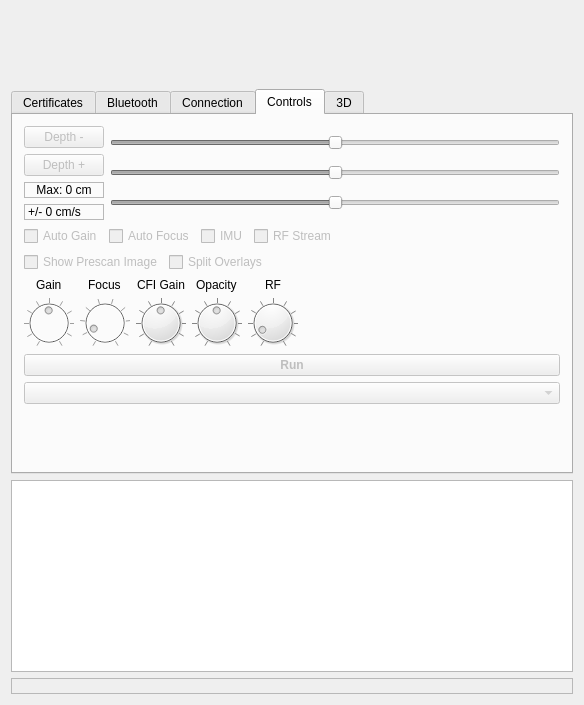
Above: examples/solum_qt/solumqt.ui from clariusdev/solum before the change. Below: the same form after it.
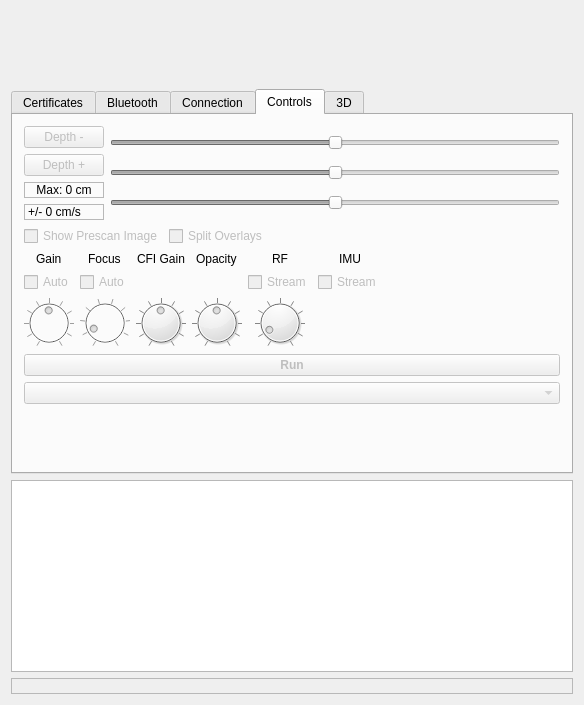
That is the form after the change. The open tabs and pages were chosen to show the change. Custom widgets are drawn as their Qt base class.

Commit message:
Qt: Params: move checkboxes inside the dial grid
Each of these boxes is related to something controlled by a dial…
except for the IMU toggle, but that can be its own column. Which also
explains why I put the checkboxes on line 1 rather than 2 – there would
be too much empty space in the IMU column otherwise.

The edit to the form file:
```diff
--- a/examples/solum_qt/solumqt.ui
+++ b/examples/solum_qt/solumqt.ui
@@ -693,63 +693,6 @@
           </item>
          </layout>
         </item>
-        <item>
-         <layout class="QHBoxLayout" name="horizontalLayout_2">
-          <item>
-           <widget class="QCheckBox" name="autogain">
-            <property name="enabled">
-             <bool>false</bool>
-            </property>
-            <property name="text">
-             <string>Auto Gain</string>
-            </property>
-           </widget>
-          </item>
-          <item>
-           <widget class="QCheckBox" name="autofocus">
-            <property name="enabled">
-             <bool>false</bool>
-            </property>
-            <property name="text">
-             <string>Auto Focus</string>
-            </property>
-           </widget>
-          </item>
-          <item>
-           <widget class="QCheckBox" name="imu">
-            <property name="enabled">
-             <bool>false</bool>
-            </property>
-            <property name="text">
-             <string>IMU</string>
-            </property>
-           </widget>
-          </item>
-          <item>
-           <widget class="QCheckBox" name="rfStream">
-            <property name="enabled">
-             <bool>false</bool>
-            </property>
-            <property name="text">
-             <string>RF Stream</string>
-            </property>
-           </widget>
-          </item>
-          <item>
-           <spacer name="horizontalSpacer_3">
-            <property name="orientation">
-             <enum>Qt::Horizontal</enum>
-            </property>
-            <property name="sizeHint" stdset="0">
-             <size>
-              <width>40</width>
-              <height>20</height>
-             </size>
-            </property>
-           </spacer>
-          </item>
-         </layout>
-        </item>
         <item>
          <layout class="QHBoxLayout" name="horizontalLayout_9">
           <item>
@@ -824,6 +767,53 @@
             </property>
            </widget>
           </item>
+          <item row="0" column="6" alignment="Qt::AlignHCenter">
+           <widget class="QLabel" name="imu_label">
+            <property name="text">
+             <string>IMU</string>
+            </property>
+           </widget>
+          </item>
+          <item row="1" column="1" alignment="Qt::AlignHCenter">
+           <widget class="QCheckBox" name="autogain">
+            <property name="enabled">
+             <bool>false</bool>
+            </property>
+            <property name="text">
+             <string>Auto</string>
+            </property>
+           </widget>
+          </item>
+          <item row="1" column="2" alignment="Qt::AlignHCenter">
+           <widget class="QCheckBox" name="autofocus">
+            <property name="enabled">
+             <bool>false</bool>
+            </property>
+            <property name="text">
+             <string>Auto</string>
+            </property>
+           </widget>
+          </item>
+          <item row="1" column="5" alignment="Qt::AlignHCenter">
+           <widget class="QCheckBox" name="rfStream">
+            <property name="enabled">
+             <bool>false</bool>
+            </property>
+            <property name="text">
+             <string>Stream</string>
+            </property>
+           </widget>
+          </item>
+          <item row="1" column="6" alignment="Qt::AlignHCenter">
+           <widget class="QCheckBox" name="imu">
+            <property name="enabled">
+             <bool>false</bool>
+            </property>
+            <property name="text">
+             <string>Stream</string>
+            </property>
+           </widget>
+          </item>
           <item row="2" column="1" alignment="Qt::AlignHCenter">
            <widget class="QDial" name="gain">
             <property name="enabled">
```
